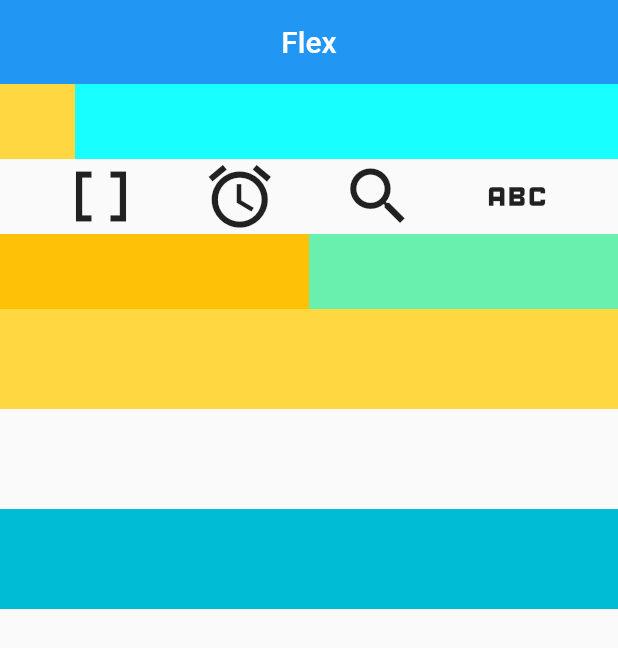
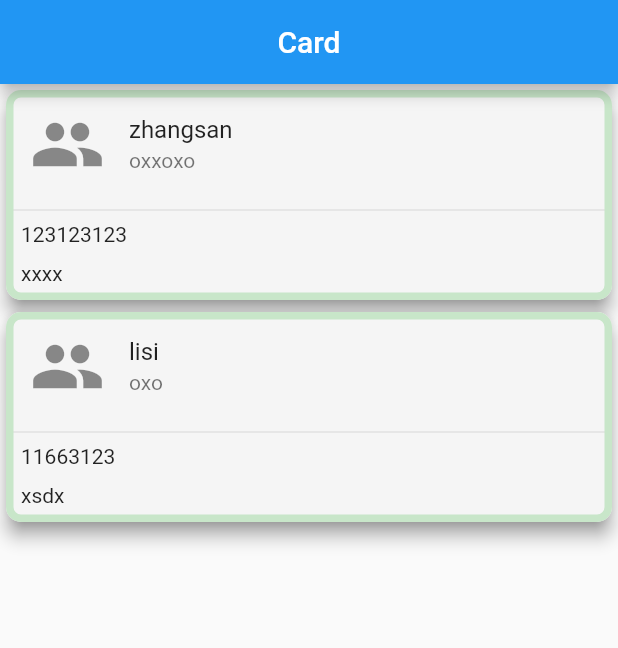
Before and after one commit to whistleStudio/Note, a Flutter app: the screen it shows after launch, on a phone screen of 412 x 824 dp. Shown: the top 648 px of the screen. Run offline on Flutter 3.47's test engine with Material 2 defaults, Android fonts, the phone set to English and light mode, and no system bars.

Commit message:
202212281742

```diff
--- a/flut/lib/02_layout/02_Column_Row.dart
+++ b/flut/lib/02_layout/02_Column_Row.dart
@@ -7,7 +7,7 @@ class Home extends StatelessWidget {
   Widget build(BuildContext context) {
     return Scaffold(
       appBar: AppBar(
-        title: Text("column_row"),
+        title: Text("column_row线性(弹性)"),
         centerTitle: true,
       ),
       body: ColumnRowDemo()
--- a/flut/lib/02_layout/03_Flex_Expanded.dart
+++ b/flut/lib/02_layout/03_Flex_Expanded.dart
@@ -7,7 +7,7 @@ class Home extends StatelessWidget {
   Widget build(BuildContext context) {
     return Scaffold(
       appBar: AppBar(
-        title: Text("Flex"),
+        title: Text("Flex弹性"),
         centerTitle: true,
         elevation: 0.0,
       ),
--- /dev/null
+++ b/flut/lib/02_layout/06_Card.dart
@@ -0,0 +1,75 @@
+import 'package:flutter/material.dart';
+
+class Home extends StatelessWidget {
+  const Home({super.key});
+
+  @override
+  Widget build(BuildContext context) {
+    return Scaffold(
+      appBar: AppBar(
+        title: Text("Card"),
+        centerTitle: true,
+      ),
+      body: CardDemo()
+    );
+  }
+}
+
+class CardDemo extends StatelessWidget {
+  CardDemo({super.key});
+
+  final List<Info> info = [
+    Info(name: "zhangsan", role: "oxxoxo", tel: 123123123, address: "xxxx"),
+    Info(name: "lisi", role: "oxo", tel: 11663123, address: "xsdx"),
+  ];
+
+  Card _genCard (Info i) {
+    return Card(
+      color: Colors.grey[100],
+      shadowColor: Colors.grey[600],
+      elevation: 5,
+      shape: RoundedRectangleBorder(
+        borderRadius: BorderRadius.circular(10),
+        side: BorderSide(
+          color: Colors.green[100]!,
+          width: 5
+        )
+      ),
+      child: Column(
+        crossAxisAlignment: CrossAxisAlignment.start,
+        children: [
+          ListTile(
+            leading: Icon(Icons.people, size: 50),
+            title: Text(i.name!),
+            subtitle: Text(i.role!),
+          ),
+          Divider(),
+          Padding(
+            padding: const EdgeInsets.only(left: 10, bottom: 10),
+            child: Text(i.tel.toString(),),
+          ),
+          Padding(
+            padding: const EdgeInsets.only(left: 10, bottom: 10),
+            child: Text(i.address!),
+          )
+        ],
+      ),
+    );
+  }
+
+  @override
+  Widget build(BuildContext context) {
+    return Column(
+      children: info.map((e) => _genCard(e)).toList(),
+    );
+  }
+}
+
+class Info {
+  String? name;
+  String? role;
+  int? tel;
+  String? address;
+
+  Info({this.name, this.role, this.tel, this.address});
+}
--- a/flut/lib/main.dart
+++ b/flut/lib/main.dart
@@ -5,7 +5,10 @@ import 'package:flutter/material.dart';
 // import '01_basic/02_Text.dart';
 // import '02_layout/01_Container.dart';
 // import '02_layout/02_column_row.dart';
-import '02_layout/03_Flex_Expanded.dart';
+// import '02_layout/03_Flex_Expanded.dart';
+// import '02_layout/04_Wrap.dart';
+// import '02_layout/05_Stack.dart';
+import '02_layout/06_Card.dart';
 void main(List<String> args) {
   runApp(MyApp());
 }
```
Also changed, not shown: flut/lib/02_layout/04_Wrap.dart (added, +53 -0 lines), flut/lib/02_layout/05_Stack.dart (added, +56 -0 lines), 2 other files.
